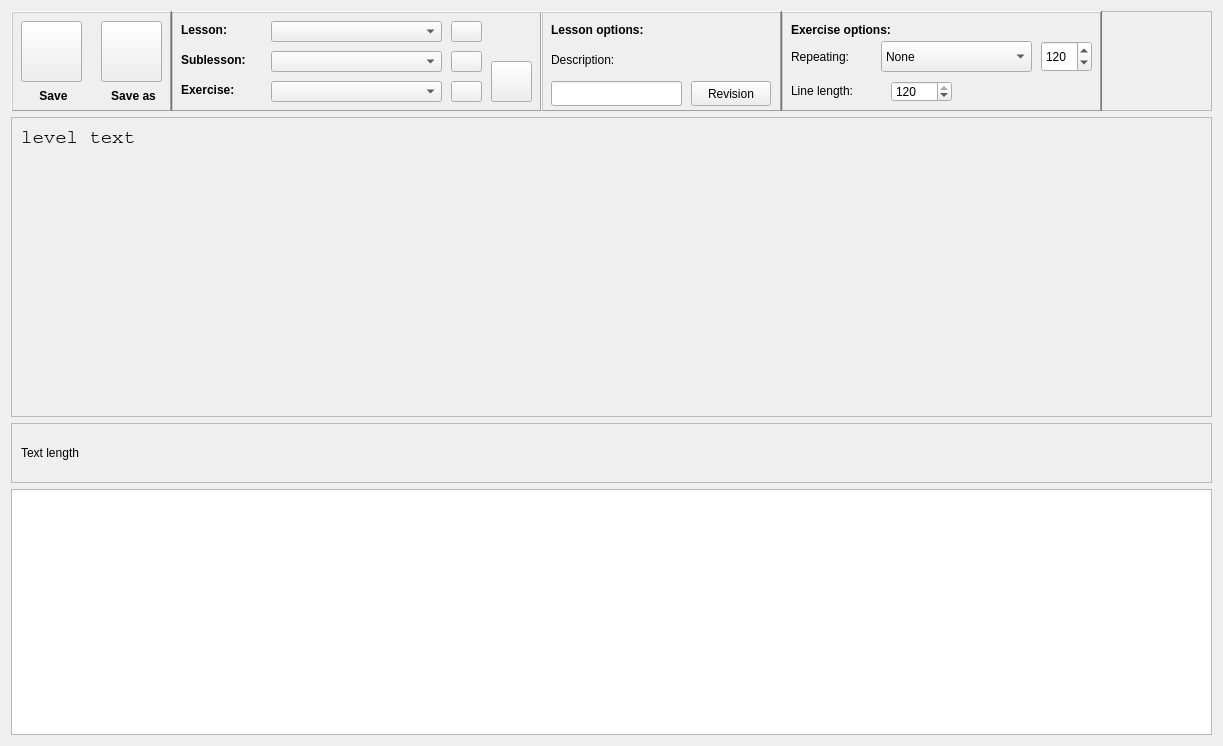
The window that ui/packEditor/packview.ui (Open-Typer/Open-Typer) describes before a commit, drawn with Qt 5.
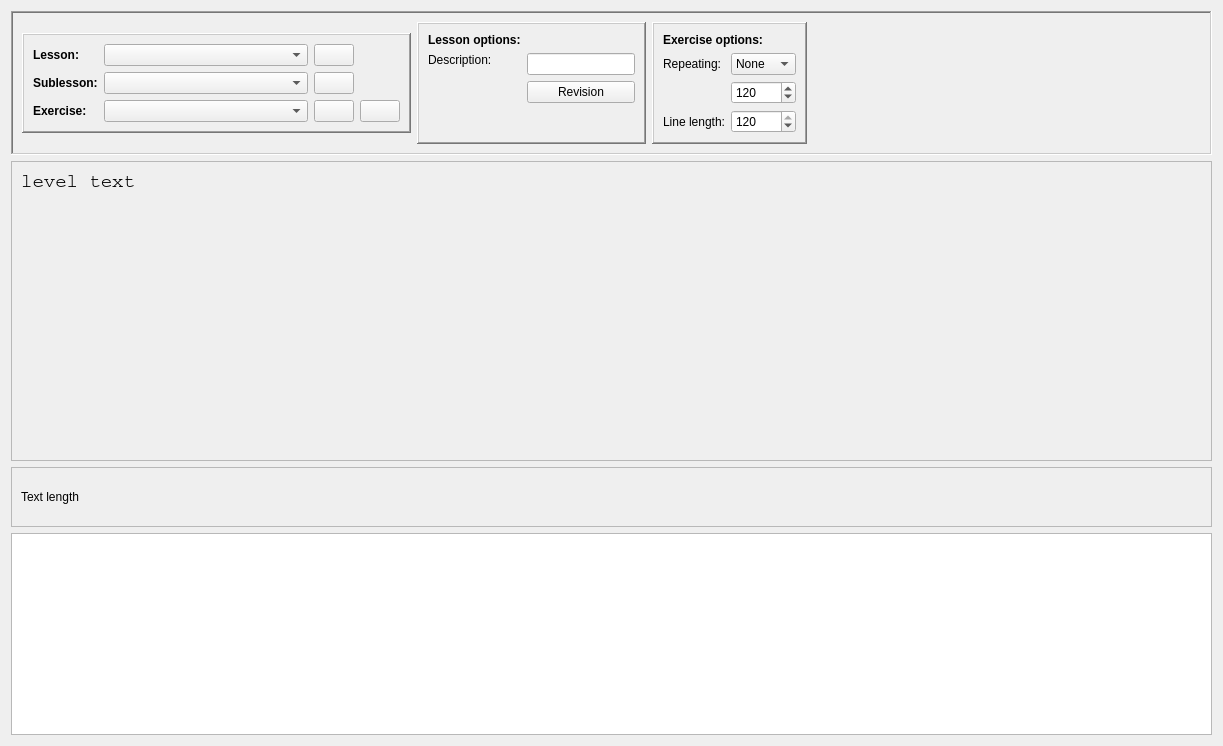
The same window after the commit. Icons and pictures are not drawn.

Commit message: ui: packEditor: packview: Fix layout and remove save buttons

```diff
--- a/ui/packEditor/packview.ui
+++ b/ui/packEditor/packview.ui
@@ -102,19 +102,19 @@
       </size>
      </property>
      <property name="frameShape">
-      <enum>QFrame::StyledPanel</enum>
+      <enum>QFrame::WinPanel</enum>
      </property>
      <property name="frameShadow">
-      <enum>QFrame::Raised</enum>
+      <enum>QFrame::Sunken</enum>
      </property>
+     <layout class="QHBoxLayout" name="horizontalLayout_2">
+      <item>
      <widget class="QFrame" name="navigationFrame">
-      <property name="geometry">
-       <rect>
-        <x>160</x>
-        <y>0</y>
-        <width>371</width>
-        <height>101</height>
-       </rect>
+        <property name="sizePolicy">
+         <sizepolicy hsizetype="Preferred" vsizetype="Fixed">
+          <horstretch>0</horstretch>
+          <verstretch>0</verstretch>
+         </sizepolicy>
       </property>
       <property name="frameShape">
        <enum>QFrame::WinPanel</enum>
@@ -122,91 +122,28 @@
       <property name="frameShadow">
        <enum>QFrame::Raised</enum>
       </property>
+        <layout class="QGridLayout" name="gridLayout_3">
+         <item row="2" column="1">
       <widget class="QComboBox" name="exerciseSelectionBox">
-       <property name="geometry">
-        <rect>
-         <x>100</x>
-         <y>70</y>
-         <width>171</width>
-         <height>21</height>
-        </rect>
-       </property>
        <property name="focusPolicy">
         <enum>Qt::TabFocus</enum>
        </property>
       </widget>
-      <widget class="QLabel" name="lessonLabel">
-       <property name="geometry">
-        <rect>
-         <x>10</x>
-         <y>10</y>
-         <width>91</width>
-         <height>17</height>
-        </rect>
-       </property>
-       <property name="font">
-        <font>
-         <weight>75</weight>
-         <bold>true</bold>
-        </font>
-       </property>
-       <property name="text">
-        <string>Lesson:</string>
-       </property>
-      </widget>
-      <widget class="QLabel" name="exerciseLabel">
-       <property name="geometry">
-        <rect>
-         <x>10</x>
-         <y>70</y>
-         <width>91</width>
-         <height>17</height>
-        </rect>
-       </property>
-       <property name="font">
-        <font>
-         <weight>75</weight>
-         <bold>true</bold>
-        </font>
-       </property>
-       <property name="text">
-        <string>Exercise:</string>
-       </property>
-      </widget>
+         </item>
+         <item row="0" column="1">
       <widget class="QComboBox" name="lessonSelectionBox">
-       <property name="geometry">
-        <rect>
-         <x>100</x>
-         <y>10</y>
-         <width>171</width>
-         <height>21</height>
-        </rect>
-       </property>
        <property name="focusPolicy">
         <enum>Qt::TabFocus</enum>
        </property>
       </widget>
-      <widget class="QComboBox" name="sublessonSelectionBox">
-       <property name="geometry">
-        <rect>
-         <x>100</x>
-         <y>40</y>
-         <width>171</width>
-         <height>21</height>
-        </rect>
-       </property>
-       <property name="focusPolicy">
-        <enum>Qt::TabFocus</enum>
-       </property>
-      </widget>
+         </item>
+         <item row="1" column="0">
       <widget class="QLabel" name="sublessonLabel">
-       <property name="geometry">
-        <rect>
-         <x>10</x>
-         <y>40</y>
-         <width>91</width>
-         <height>17</height>
-        </rect>
+           <property name="sizePolicy">
+            <sizepolicy hsizetype="Fixed" vsizetype="Preferred">
+             <horstretch>0</horstretch>
+             <verstretch>0</verstretch>
+            </sizepolicy>
        </property>
        <property name="font">
         <font>
@@ -218,66 +155,40 @@
         <string>Sublesson:</string>
        </property>
       </widget>
-      <widget class="QPushButton" name="newLessonButton">
-       <property name="geometry">
-        <rect>
-         <x>280</x>
-         <y>10</y>
-         <width>31</width>
-         <height>21</height>
-        </rect>
-       </property>
-       <property name="focusPolicy">
-        <enum>Qt::TabFocus</enum>
+         </item>
+         <item row="2" column="0">
+          <widget class="QLabel" name="exerciseLabel">
+           <property name="sizePolicy">
+            <sizepolicy hsizetype="Fixed" vsizetype="Preferred">
+             <horstretch>0</horstretch>
+             <verstretch>0</verstretch>
+            </sizepolicy>
+           </property>
+           <property name="font">
+            <font>
+             <weight>75</weight>
+             <bold>true</bold>
+            </font>
        </property>
        <property name="text">
-        <string notr="true"/>
-       </property>
-       <property name="icon">
-        <iconset resource="../res.qrc">
-         <normaloff>:/res/images/plus.png</normaloff>:/res/images/plus.png</iconset>
-       </property>
-       <property name="iconSize">
-        <size>
-         <width>30</width>
-         <height>30</height>
-        </size>
-       </property>
-      </widget>
-      <widget class="QPushButton" name="newSublessonButton">
-       <property name="geometry">
-        <rect>
-         <x>280</x>
-         <y>40</y>
-         <width>31</width>
-         <height>21</height>
-        </rect>
-       </property>
+            <string>Exercise:</string>
+           </property>
+          </widget>
+         </item>
+         <item row="1" column="1">
+          <widget class="QComboBox" name="sublessonSelectionBox">
        <property name="focusPolicy">
         <enum>Qt::TabFocus</enum>
        </property>
-       <property name="text">
-        <string notr="true"/>
-       </property>
-       <property name="icon">
-        <iconset resource="../res.qrc">
-         <normaloff>:/res/images/plus.png</normaloff>:/res/images/plus.png</iconset>
-       </property>
-       <property name="iconSize">
-        <size>
-         <width>30</width>
-         <height>30</height>
-        </size>
-       </property>
-      </widget>
+          </widget>
+         </item>
+         <item row="2" column="2">
       <widget class="QPushButton" name="newExerciseButton">
-       <property name="geometry">
-        <rect>
-         <x>280</x>
-         <y>70</y>
-         <width>31</width>
-         <height>21</height>
-        </rect>
+           <property name="sizePolicy">
+            <sizepolicy hsizetype="Fixed" vsizetype="Fixed">
+             <horstretch>0</horstretch>
+             <verstretch>0</verstretch>
+            </sizepolicy>
        </property>
        <property name="focusPolicy">
         <enum>Qt::TabFocus</enum>
@@ -296,14 +207,85 @@
         </size>
        </property>
       </widget>
+         </item>
+         <item row="0" column="0">
+          <widget class="QLabel" name="lessonLabel">
+           <property name="sizePolicy">
+            <sizepolicy hsizetype="Fixed" vsizetype="Preferred">
+             <horstretch>0</horstretch>
+             <verstretch>0</verstretch>
+            </sizepolicy>
+           </property>
+           <property name="font">
+            <font>
+             <weight>75</weight>
+             <bold>true</bold>
+            </font>
+           </property>
+           <property name="text">
+            <string>Lesson:</string>
+           </property>
+          </widget>
+         </item>
+         <item row="1" column="2">
+          <widget class="QPushButton" name="newSublessonButton">
+           <property name="sizePolicy">
+            <sizepolicy hsizetype="Fixed" vsizetype="Fixed">
+             <horstretch>0</horstretch>
+             <verstretch>0</verstretch>
+            </sizepolicy>
+           </property>
+           <property name="focusPolicy">
+            <enum>Qt::TabFocus</enum>
+           </property>
+           <property name="text">
+            <string notr="true"/>
+           </property>
+           <property name="icon">
+            <iconset resource="../../res.qrc">
+             <normaloff>:/res/images/plus.png</normaloff>:/res/images/plus.png</iconset>
+           </property>
+           <property name="iconSize">
+            <size>
+             <width>30</width>
+             <height>30</height>
+            </size>
+           </property>
+          </widget>
+         </item>
+         <item row="0" column="2">
+          <widget class="QPushButton" name="newLessonButton">
+           <property name="sizePolicy">
+            <sizepolicy hsizetype="Fixed" vsizetype="Fixed">
+             <horstretch>0</horstretch>
+             <verstretch>0</verstretch>
+            </sizepolicy>
+           </property>
+           <property name="focusPolicy">
+            <enum>Qt::TabFocus</enum>
+           </property>
+           <property name="text">
+            <string notr="true"/>
+           </property>
+           <property name="icon">
+            <iconset resource="../../res.qrc">
+             <normaloff>:/res/images/plus.png</normaloff>:/res/images/plus.png</iconset>
+           </property>
+           <property name="iconSize">
+            <size>
+             <width>30</width>
+             <height>30</height>
+            </size>
+           </property>
+          </widget>
+         </item>
+         <item row="2" column="3">
       <widget class="QPushButton" name="removeExerciseButton">
-       <property name="geometry">
-        <rect>
-         <x>320</x>
-         <y>50</y>
-         <width>41</width>
-         <height>41</height>
-        </rect>
+           <property name="sizePolicy">
+            <sizepolicy hsizetype="Fixed" vsizetype="Fixed">
+             <horstretch>0</horstretch>
+             <verstretch>0</verstretch>
+            </sizepolicy>
        </property>
        <property name="focusPolicy">
         <enum>Qt::TabFocus</enum>
@@ -322,15 +304,17 @@
         </size>
        </property>
       </widget>
-     </widget>
-     <widget class="QFrame" name="saveFrame">
-      <property name="geometry">
-       <rect>
-        <x>0</x>
-        <y>0</y>
-        <width>161</width>
-        <height>101</height>
-       </rect>
+         </item>
+        </layout>
+       </widget>
+      </item>
+      <item>
+       <widget class="QFrame" name="lessonPropsFrame">
+        <property name="sizePolicy">
+         <sizepolicy hsizetype="Fixed" vsizetype="Preferred">
+          <horstretch>0</horstretch>
+          <verstretch>0</verstretch>
+         </sizepolicy>
       </property>
       <property name="frameShape">
        <enum>QFrame::WinPanel</enum>
@@ -338,41 +322,15 @@
       <property name="frameShadow">
        <enum>QFrame::Raised</enum>
       </property>
-      <widget class="QPushButton" name="saveButton">
-       <property name="geometry">
-        <rect>
-         <x>10</x>
-         <y>10</y>
-         <width>61</width>
-         <height>61</height>
-        </rect>
-       </property>
-       <property name="focusPolicy">
-        <enum>Qt::TabFocus</enum>
-       </property>
-       <property name="text">
-        <string notr="true"/>
-       </property>
-       <property name="icon">
-        <iconset resource="../res.qrc">
-         <normaloff>:/res/images/save.png</normaloff>:/res/images/save.png</iconset>
-       </property>
-       <property name="iconSize">
-        <size>
-         <width>45</width>
-         <height>45</height>
-        </size>
-       </property>
-      </widget>
-      <widget class="QLabel" name="saveLabel">
-       <property name="geometry">
-        <rect>
-         <x>7</x>
-         <y>75</y>
-         <width>71</width>
-         <height>20</height>
-        </rect>
-       </property>
+        <layout class="QFormLayout" name="formLayout">
+         <item row="0" column="0">
+          <widget class="QLabel" name="lessonOptionsLabel">
+           <property name="sizePolicy">
+            <sizepolicy hsizetype="Preferred" vsizetype="Fixed">
+             <horstretch>0</horstretch>
+             <verstretch>0</verstretch>
+            </sizepolicy>
+           </property>
        <property name="font">
         <font>
          <weight>75</weight>
@@ -380,69 +338,50 @@
         </font>
        </property>
        <property name="text">
-        <string>Save</string>
-       </property>
-       <property name="alignment">
-        <set>Qt::AlignCenter</set>
-       </property>
-      </widget>
-      <widget class="QPushButton" name="saveAsButton">
-       <property name="geometry">
-        <rect>
-         <x>90</x>
-         <y>10</y>
-         <width>61</width>
-         <height>61</height>
-        </rect>
-       </property>
-       <property name="focusPolicy">
-        <enum>Qt::TabFocus</enum>
-       </property>
+            <string>Lesson options:</string>
+           </property>
+          </widget>
+         </item>
+         <item row="1" column="1">
+          <widget class="QLineEdit" name="lessonDescEdit">
+           <property name="sizePolicy">
+            <sizepolicy hsizetype="Preferred" vsizetype="Fixed">
+             <horstretch>0</horstretch>
+             <verstretch>0</verstretch>
+            </sizepolicy>
+           </property>
+          </widget>
+         </item>
+         <item row="1" column="0">
+          <widget class="QLabel" name="lessonDescLabel">
+           <property name="sizePolicy">
+            <sizepolicy hsizetype="Preferred" vsizetype="Fixed">
+             <horstretch>0</horstretch>
+             <verstretch>0</verstretch>
+            </sizepolicy>
+           </property>
        <property name="text">
-        <string notr="true"/>
-       </property>
-       <property name="icon">
-        <iconset resource="../res.qrc">
-         <normaloff>:/res/images/save_as.png</normaloff>:/res/images/save_as.png</iconset>
-       </property>
-       <property name="iconSize">
-        <size>
-         <width>45</width>
-         <height>45</height>
-        </size>
-       </property>
-      </widget>
-      <widget class="QLabel" name="saveAsLabel">
-       <property name="geometry">
-        <rect>
-         <x>87</x>
-         <y>75</y>
-         <width>71</width>
-         <height>20</height>
-        </rect>
-       </property>
-       <property name="font">
-        <font>
-         <weight>75</weight>
-         <bold>true</bold>
-        </font>
-       </property>
+            <string>Description:</string>
+           </property>
+          </widget>
+         </item>
+         <item row="2" column="1">
+          <widget class="QPushButton" name="lessonDescRevisionButton">
        <property name="text">
-        <string>Save as</string>
-       </property>
-       <property name="alignment">
-        <set>Qt::AlignCenter</set>
-       </property>
-      </widget>
-     </widget>
+            <string>Revision</string>
+           </property>
+          </widget>
+         </item>
+        </layout>
+       </widget>
+      </item>
+      <item>
      <widget class="QFrame" name="exercisePropsFrame">
-      <property name="geometry">
-       <rect>
-        <x>770</x>
-        <y>0</y>
-        <width>321</width>
-        <height>101</height>
-       </rect>
+        <property name="sizePolicy">
+         <sizepolicy hsizetype="Fixed" vsizetype="Preferred">
+          <horstretch>0</horstretch>
+          <verstretch>0</verstretch>
+         </sizepolicy>
       </property>
       <property name="frameShape">
        <enum>QFrame::WinPanel</enum>
@@ -450,15 +389,9 @@
       <property name="frameShadow">
        <enum>QFrame::Raised</enum>
       </property>
+        <layout class="QFormLayout" name="formLayout_2">
+         <item row="0" column="0" colspan="2">
       <widget class="QLabel" name="exerciseOptionsLabel">
-       <property name="geometry">
-        <rect>
-         <x>10</x>
-         <y>10</y>
-         <width>171</width>
-         <height>17</height>
-        </rect>
-       </property>
        <property name="font">
         <font>
          <weight>75</weight>
@@ -469,28 +402,16 @@
         <string>Exercise options:</string>
        </property>
       </widget>
+         </item>
+         <item row="1" column="0">
       <widget class="QLabel" name="repeatingLabel">
-       <property name="geometry">
-        <rect>
-         <x>10</x>
-         <y>35</y>
-         <width>81</width>
-         <height>21</height>
-        </rect>
-       </property>
        <property name="text">
         <string>Repeating:</string>
        </property>
       </widget>
+         </item>
+         <item row="1" column="1">
       <widget class="QComboBox" name="repeatingBox">
-       <property name="geometry">
-        <rect>
-         <x>100</x>
-         <y>30</y>
-         <width>151</width>
-         <height>31</height>
-        </rect>
-       </property>
        <item>
         <property name="text">
          <string>None</string>
@@ -502,50 +423,32 @@
         </property>
        </item>
       </widget>
-      <widget class="QSpinBox" name="lineLengthBox">
-       <property name="geometry">
-        <rect>
-         <x>110</x>
-         <y>70</y>
-         <width>61</width>
-         <height>21</height>
-        </rect>
-       </property>
-       <property name="minimum">
-        <number>30</number>
-       </property>
-       <property name="maximum">
-        <number>120</number>
-       </property>
-       <property name="singleStep">
-        <number>10</number>
-       </property>
-       <property name="value">
-        <number>120</number>
-       </property>
-      </widget>
+         </item>
+         <item row="3" column="0">
       <widget class="QLabel" name="lineLengthLabel">
-       <property name="geometry">
-        <rect>
-         <x>10</x>
-         <y>70</y>
-         <width>91</width>
-         <height>20</height>
-        </rect>
-       </property>
        <property name="text">
         <string>Line length:</string>
        </property>
       </widget>
+         </item>
+         <item row="3" column="1">
+          <widget class="QSpinBox" name="lineLengthBox">
+           <property name="minimum">
+            <number>30</number>
+           </property>
+           <property name="maximum">
+            <number>120</number>
+           </property>
+           <property name="singleStep">
+            <number>10</number>
+           </property>
+           <property name="value">
+            <number>120</number>
+           </property>
+          </widget>
+         </item>
+         <item row="2" column="1">
       <widget class="QSpinBox" name="repeatLengthBox">
-       <property name="geometry">
-        <rect>
-         <x>260</x>
-         <y>30</y>
-         <width>51</width>
-         <height>31</height>
-        </rect>
-       </property>
        <property name="minimum">
         <number>1</number>
        </property>
@@ -559,78 +462,21 @@
         <number>120</number>
        </property>
       </widget>
-     </widget>
-     <widget class="QFrame" name="lessonPropsFrame">
-      <property name="geometry">
-       <rect>
-        <x>530</x>
-        <y>0</y>
-        <width>241</width>
-        <height>101</height>
-       </rect>
-      </property>
+         </item>
+        </layout>
+       </widget>
+      </item>
+      <item>
+       <widget class="QFrame" name="emptyFrame">
       <property name="frameShape">
-       <enum>QFrame::WinPanel</enum>
+         <enum>QFrame::NoFrame</enum>
       </property>
       <property name="frameShadow">
-       <enum>QFrame::Raised</enum>
-      </property>
-      <widget class="QLabel" name="lessonOptionsLabel">
-       <property name="geometry">
-        <rect>
-         <x>10</x>
-         <y>10</y>
-         <width>221</width>
-         <height>17</height>
-        </rect>
-       </property>
-       <property name="font">
-        <font>
-         <weight>75</weight>
-         <bold>true</bold>
-        </font>
-       </property>
-       <property name="text">
-        <string>Lesson options:</string>
-       </property>
-      </widget>
-      <widget class="QLabel" name="lessonDescLabel">
-       <property name="geometry">
-        <rect>
-         <x>10</x>
-         <y>40</y>
-         <width>221</width>
-         <height>17</height>
-        </rect>
-       </property>
-       <property name="text">
-        <string>Description:</string>
-       </property>
-      </widget>
-      <widget class="QLineEdit" name="lessonDescEdit">
-       <property name="geometry">
-        <rect>
-         <x>10</x>
-         <y>70</y>
-         <width>131</width>
-         <height>25</height>
-        </rect>
-       </property>
-      </widget>
-      <widget class="QPushButton" name="lessonDescRevisionButton">
-       <property name="geometry">
-        <rect>
-         <x>150</x>
-         <y>70</y>
-         <width>80</width>
-         <height>25</height>
-        </rect>
-       </property>
-       <property name="text">
-        <string>Revision</string>
-       </property>
-      </widget>
-     </widget>
+         <enum>QFrame::Plain</enum>
+        </property>
+       </widget>
+      </item>
+     </layout>
     </widget>
    </item>
   </layout>
```
Left out of the diff: 6 changed lines with no effect on the pictures. Lines whose indentation alone changed are shown as unchanged.
